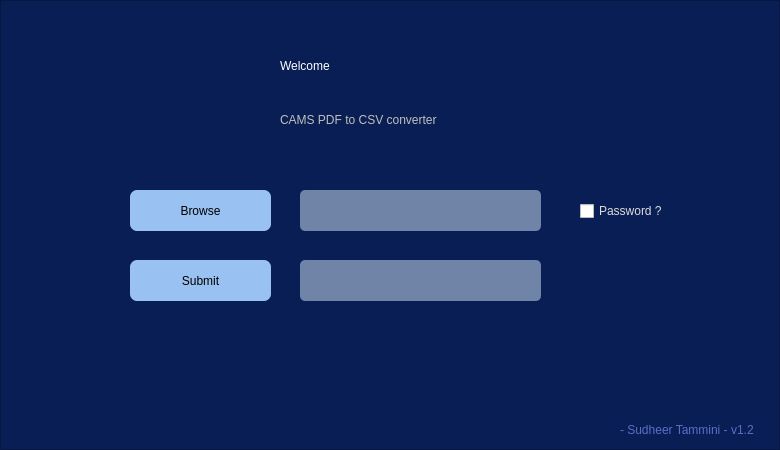
Old version of the form welcome.ui in the repository SudheerNotes/cams2csv.
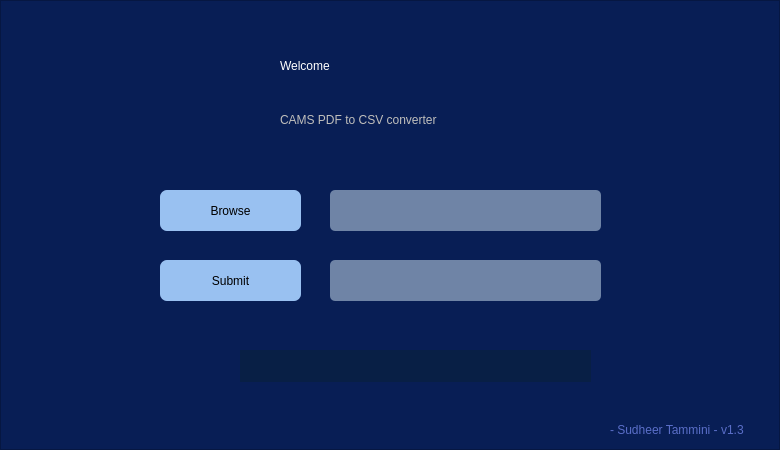
New version of the form.

Commit message: Moved App base to QT6 framework and major bug fixes

```diff
--- a/welcome.ui
+++ b/welcome.ui
@@ -99,7 +99,7 @@
    <widget class="QPushButton" name="btn_submit">
     <property name="geometry">
      <rect>
-      <x>130</x>
+      <x>160</x>
       <y>260</y>
       <width>141</width>
       <height>41</height>
@@ -127,12 +127,13 @@
       <x>240</x>
       <y>350</y>
       <width>351</width>
-      <height>31</height>
+      <height>32</height>
      </rect>
     </property>
     <property name="styleSheet">
      <string notr="true">font: 300 10pt &quot;Fira Sans&quot;;
-color: rgb(255, 255, 255);</string>
+color: rgb(255, 255, 255);
+background-color:   #081F45;</string>
     </property>
     <property name="text">
      <string/>
@@ -144,7 +145,7 @@
    <widget class="QPushButton" name="btn_browse">
     <property name="geometry">
      <rect>
-      <x>130</x>
+      <x>160</x>
       <y>190</y>
       <width>141</width>
       <height>41</height>
@@ -178,32 +179,12 @@
      <bool>true</bool>
     </property>
    </widget>
-   <widget class="QCheckBox" name="chk_password">
-    <property name="geometry">
-     <rect>
-      <x>580</x>
-      <y>200</y>
-      <width>101</width>
-      <height>22</height>
-     </rect>
-    </property>
-    <property name="cursor">
-     <cursorShape>PointingHandCursor</cursorShape>
-    </property>
-    <property name="styleSheet">
-     <string notr="true">font: 300 12pt &quot;Fira Sans&quot;;
-color: rgb(222, 221, 218);</string>
-    </property>
-    <property name="text">
-     <string>Password ?</string>
-    </property>
-   </widget>
    <widget class="QLabel" name="lbl_path">
     <property name="geometry">
      <rect>
-      <x>300</x>
+      <x>330</x>
       <y>190</y>
-      <width>241</width>
+      <width>271</width>
       <height>41</height>
      </rect>
     </property>
@@ -228,9 +209,9 @@
    <widget class="QLineEdit" name="le_pwd">
     <property name="geometry">
      <rect>
-      <x>300</x>
+      <x>330</x>
       <y>260</y>
-      <width>241</width>
+      <width>271</width>
       <height>41</height>
      </rect>
     </property>
@@ -253,9 +234,9 @@
    <widget class="QLabel" name="label_3">
     <property name="geometry">
      <rect>
-      <x>620</x>
+      <x>610</x>
       <y>420</y>
-      <width>151</width>
+      <width>161</width>
       <height>20</height>
      </rect>
     </property>
@@ -263,7 +244,7 @@
      <string notr="true">color: rgb(90, 110, 200);</string>
     </property>
     <property name="text">
-     <string>- Sudheer Tammini - v1.2</string>
+     <string>- Sudheer Tammini - v1.3</string>
     </property>
    </widget>
   </widget>
```
Left out of the diff: 13 changed lines with no effect on the pictures. The commit also changes 1 other file.
